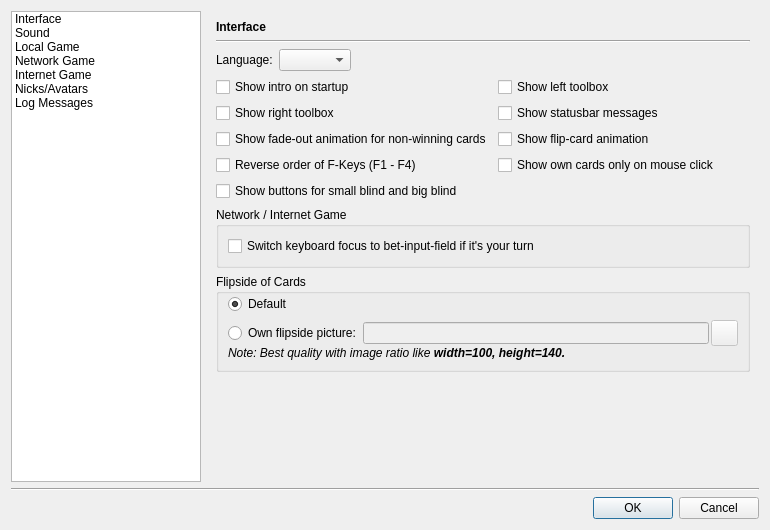
Qt form src/gui/qt/settingsdialog.ui (pokerth/pokerth) before a commit.
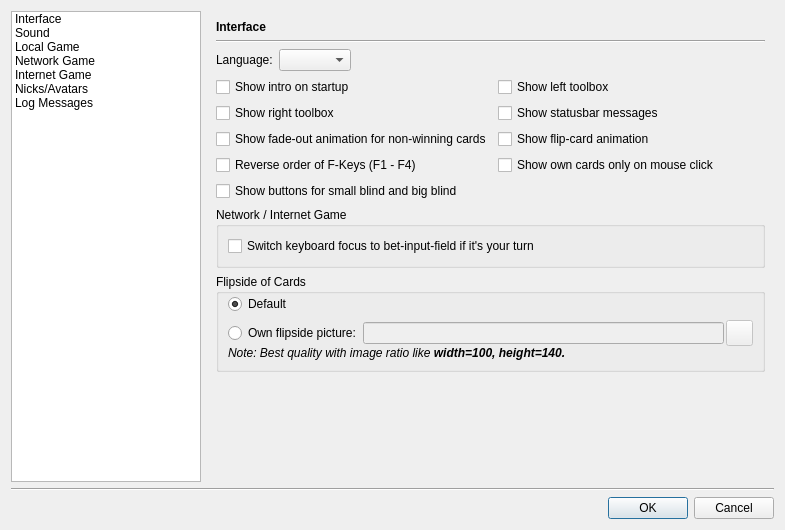
The same form after that commit. Icons and pictures are not drawn. Custom widgets are drawn as their Qt base class.

What changed in the file:
```diff
--- a/src/gui/qt/settingsdialog.ui
+++ b/src/gui/qt/settingsdialog.ui
@@ -5,13 +5,13 @@
    <rect>
     <x>0</x>
     <y>0</y>
-    <width>770</width>
+    <width>785</width>
     <height>530</height>
    </rect>
   </property>
   <property name="minimumSize" >
    <size>
-    <width>770</width>
+    <width>785</width>
     <height>530</height>
    </size>
   </property>
@@ -152,9 +152,6 @@
          </item>
          <item row="3" column="0" >
           <layout class="QGridLayout" name="gridLayout_7" >
-           <property name="spacing" >
-            <number>-1</number>
-           </property>
            <item row="0" column="0" >
             <widget class="QCheckBox" name="checkBox_showIntro" >
              <property name="text" >
@@ -197,13 +194,6 @@
              </property>
             </widget>
            </item>
-           <item row="4" column="0" >
-            <widget class="QCheckBox" name="checkBox_showBlindButtons" >
-             <property name="text" >
-              <string>Show buttons for small blind and big blind</string>
-             </property>
-            </widget>
-           </item>
            <item row="3" column="0" >
             <widget class="QCheckBox" name="checkBox_alternateFKeysUserActionMode" >
              <property name="text" >
@@ -218,6 +208,13 @@
              </property>
             </widget>
            </item>
+           <item row="4" column="0" colspan="2" >
+            <widget class="QCheckBox" name="checkBox_showBlindButtons" >
+             <property name="text" >
+              <string>Show buttons for small blind and big blind</string>
+             </property>
+            </widget>
+           </item>
           </layout>
          </item>
          <item row="4" column="0" >
```
Left out of the diff: 21 changed lines with no effect on the pictures.
